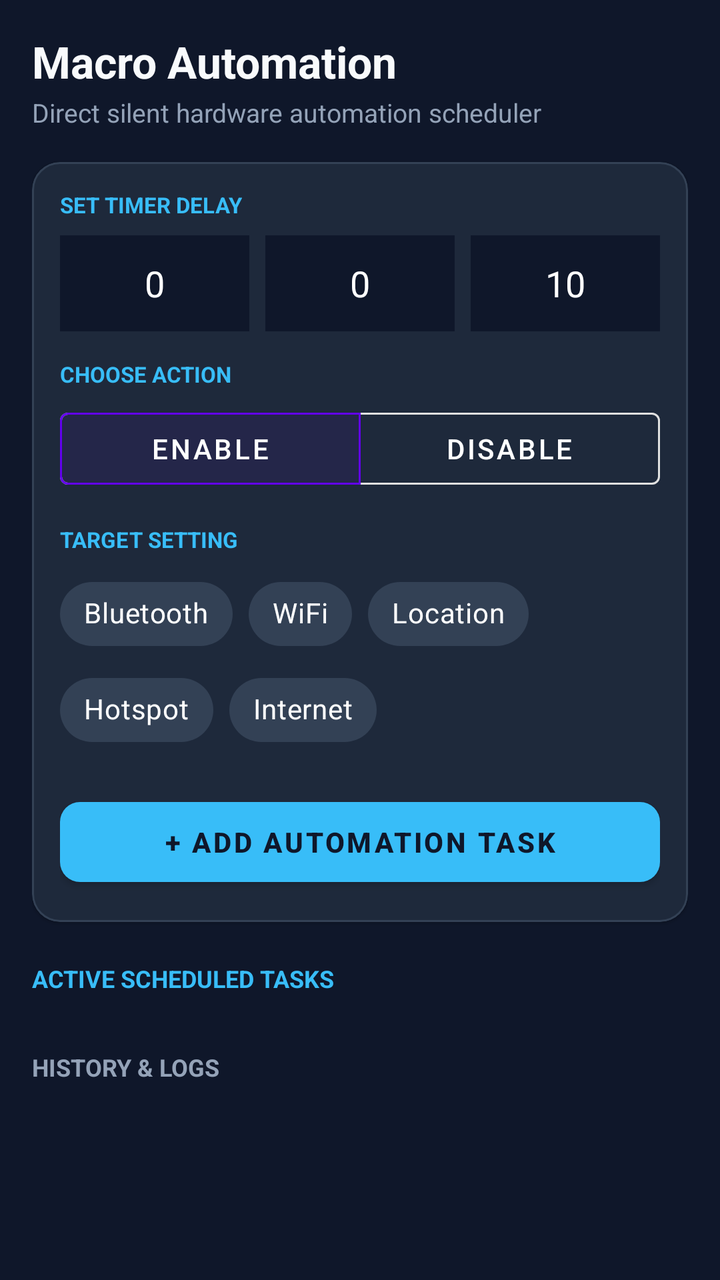
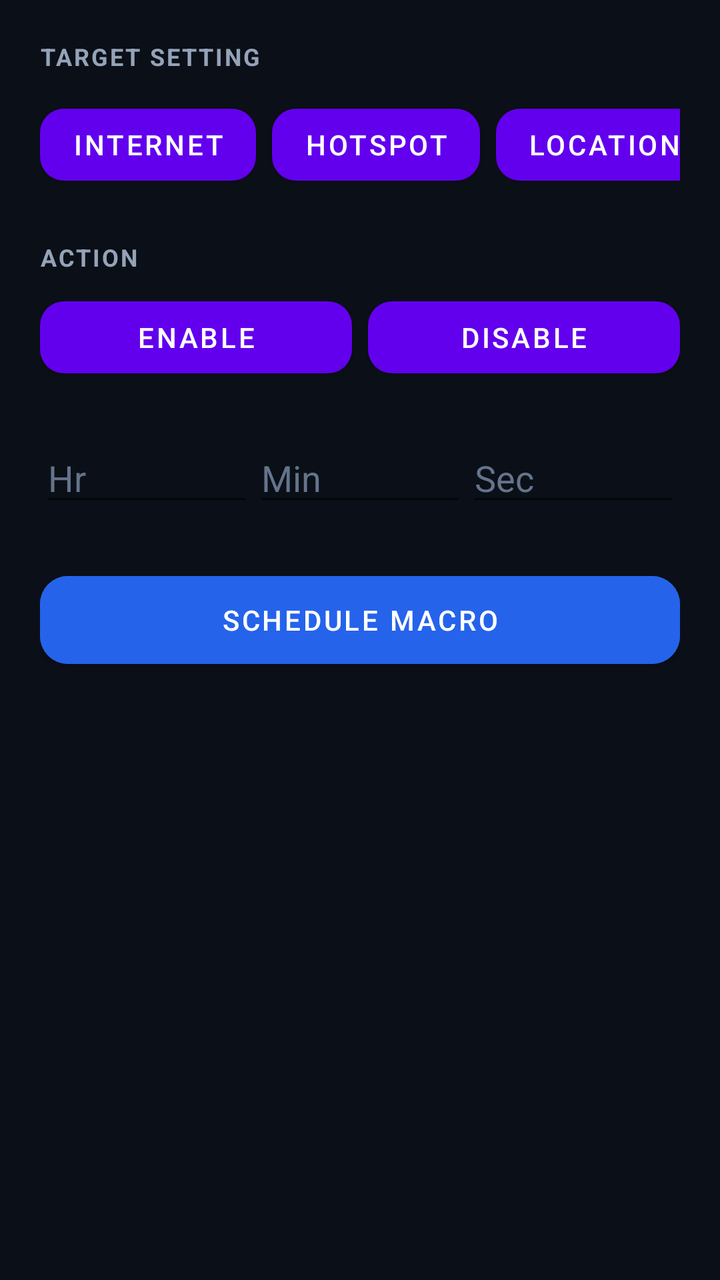

The first picture is an Android layout as it rendered before a commit; the second is the same layout after the commit. The layout source and the unified diff follow.
<!-- AndroidManifest.xml: application theme Theme.MaterialComponents.DayNight.NoActionBar -->
<!-- res/layout/activity_main.xml -->
<?xml version="1.0" encoding="utf-8"?>
<LinearLayout xmlns:android="http://schemas.android.com/apk/res/android"
    xmlns:app="http://schemas.android.com/apk/res-auto"
    android:layout_width="match_parent"
    android:layout_height="match_parent"
    android:background="#0F172A"
    android:orientation="vertical">

    <ScrollView
        android:layout_width="match_parent"
        android:layout_height="match_parent"
        android:fillViewport="true">

        <LinearLayout
            android:layout_width="match_parent"
            android:layout_height="wrap_content"
            android:orientation="vertical"
            android:padding="16dp">

            <TextView
                android:layout_width="wrap_content"
                android:layout_height="wrap_content"
                android:text="Macro Automation"
                android:textColor="#F8FAFC"
                android:textSize="22sp"
                android:textStyle="bold" />

            <TextView
                android:layout_width="wrap_content"
                android:layout_height="wrap_content"
                android:layout_marginTop="2dp"
                android:text="Direct silent hardware automation scheduler"
                android:textColor="#94A3B8"
                android:textSize="13sp" />

            
            <com.google.android.material.card.MaterialCardView
                android:layout_width="match_parent"
                android:layout_height="wrap_content"
                android:layout_marginTop="16dp"
                app:cardBackgroundColor="#1E293B"
                app:cardCornerRadius="14dp"
                app:strokeColor="#334155"
                app:strokeWidth="1dp">

                <LinearLayout
                    android:layout_width="match_parent"
                    android:layout_height="wrap_content"
                    android:orientation="vertical"
                    android:padding="14dp">

                    <TextView
                        android:layout_width="wrap_content"
                        android:layout_height="wrap_content"
                        android:text="SET TIMER DELAY"
                        android:textColor="#38BDF8"
                        android:textSize="11sp"
                        android:textStyle="bold" />

                    <LinearLayout
                        android:layout_width="match_parent"
                        android:layout_height="wrap_content"
                        android:layout_marginTop="8dp"
                        android:orientation="horizontal"
                        android:weightSum="3">

                        <EditText
                            android:id="@+id/etHours"
                            android:layout_width="0dp"
                            android:layout_height="48dp"
                            android:layout_marginEnd="4dp"
                            android:layout_weight="1"
                            android:background="#0F172A"
                            android:gravity="center"
                            android:hint="Hr"
                            android:inputType="number"
                            android:text="0"
                            android:textColor="#FFF"
                            android:textColorHint="#64748B" />

                        <EditText
                            android:id="@+id/etMinutes"
                            android:layout_width="0dp"
                            android:layout_height="48dp"
                            android:layout_marginHorizontal="4dp"
                            android:layout_weight="1"
                            android:background="#0F172A"
                            android:gravity="center"
                            android:hint="Min"
                            android:inputType="number"
                            android:text="0"
                            android:textColor="#FFF"
                            android:textColorHint="#64748B" />

                        <EditText
                            android:id="@+id/etSeconds"
                            android:layout_width="0dp"
                            android:layout_height="48dp"
                            android:layout_marginStart="4dp"
                            android:layout_weight="1"
                            android:background="#0F172A"
                            android:gravity="center"
                            android:hint="Sec"
                            android:inputType="number"
                            android:text="10"
                            android:textColor="#FFF"
                            android:textColorHint="#64748B" />
                    </LinearLayout>

                    <TextView
                        android:layout_width="wrap_content"
                        android:layout_height="wrap_content"
                        android:layout_marginTop="14dp"
                        android:text="CHOOSE ACTION"
                        android:textColor="#38BDF8"
                        android:textSize="11sp"
                        android:textStyle="bold" />

                    <com.google.android.material.button.MaterialButtonToggleGroup
                        android:id="@+id/toggleActionGroup"
                        android:layout_width="match_parent"
                        android:layout_height="wrap_content"
                        android:layout_marginTop="6dp"
                        app:checkedButton="@id/btnActionEnable"
                        app:singleSelection="true">

                        <com.google.android.material.button.MaterialButton
                            android:id="@+id/btnActionEnable"
                            style="@style/Widget.MaterialComponents.Button.OutlinedButton"
                            android:layout_width="0dp"
                            android:layout_height="wrap_content"
                            android:layout_weight="1"
                            android:text="Enable"
                            android:textColor="#FFF" />

                        <com.google.android.material.button.MaterialButton
                            android:id="@+id/btnActionDisable"
                            style="@style/Widget.MaterialComponents.Button.OutlinedButton"
                            android:layout_width="0dp"
                            android:layout_height="wrap_content"
                            android:layout_weight="1"
                            android:text="Disable"
                            android:textColor="#FFF" />
                    </com.google.android.material.button.MaterialButtonToggleGroup>

                    <TextView
                        android:layout_width="wrap_content"
                        android:layout_height="wrap_content"
                        android:layout_marginTop="14dp"
                        android:text="TARGET SETTING"
                        android:textColor="#38BDF8"
                        android:textSize="11sp"
                        android:textStyle="bold" />

                    <com.google.android.material.chip.ChipGroup
                        android:id="@+id/chipGroupSettings"
                        android:layout_width="match_parent"
                        android:layout_height="wrap_content"
                        android:layout_marginTop="6dp"
                        app:singleSelection="true">

                        <com.google.android.material.chip.Chip
                            android:id="@+id/chipBluetooth"
                            style="@style/Widget.MaterialComponents.Chip.Choice"
                            android:layout_width="wrap_content"
                            android:layout_height="wrap_content"
                            android:checked="true"
                            android:text="Bluetooth"
                            android:textColor="#FFF"
                            app:chipBackgroundColor="#334155" />

                        <com.google.android.material.chip.Chip
                            android:id="@+id/chipWifi"
                            style="@style/Widget.MaterialComponents.Chip.Choice"
                            android:layout_width="wrap_content"
                            android:layout_height="wrap_content"
                            android:text="WiFi"
                            android:textColor="#FFF"
                            app:chipBackgroundColor="#334155" />

                        <com.google.android.material.chip.Chip
                            android:id="@+id/chipLocation"
                            style="@style/Widget.MaterialComponents.Chip.Choice"
                            android:layout_width="wrap_content"
                            android:layout_height="wrap_content"
                            android:text="Location"
                            android:textColor="#FFF"
                            app:chipBackgroundColor="#334155" />

                        <com.google.android.material.chip.Chip
                            android:id="@+id/chipHotspot"
                            style="@style/Widget.MaterialComponents.Chip.Choice"
                            android:layout_width="wrap_content"
                            android:layout_height="wrap_content"
                            android:text="Hotspot"
                            android:textColor="#FFF"
                            app:chipBackgroundColor="#334155" />

                        <com.google.android.material.chip.Chip
                            android:id="@+id/chipInternet"
                            style="@style/Widget.MaterialComponents.Chip.Choice"
                            android:layout_width="wrap_content"
                            android:layout_height="wrap_content"
                            android:text="Internet"
                            android:textColor="#FFF"
                            app:chipBackgroundColor="#334155" />
                    </com.google.android.material.chip.ChipGroup>

                    <com.google.android.material.button.MaterialButton
                        android:id="@+id/btnSchedule"
                        android:layout_width="match_parent"
                        android:layout_height="52dp"
                        android:layout_marginTop="16dp"
                        android:text="+ Add Automation Task"
                        android:textColor="#0F172A"
                        android:textStyle="bold"
                        app:backgroundTint="#38BDF8"
                        app:cornerRadius="10dp" />

                </LinearLayout>
            </com.google.android.material.card.MaterialCardView>

            
            <TextView
                android:layout_width="wrap_content"
                android:layout_height="wrap_content"
                android:layout_marginTop="20dp"
                android:text="ACTIVE SCHEDULED TASKS"
                android:textColor="#38BDF8"
                android:textSize="12sp"
                android:textStyle="bold" />

            <LinearLayout
                android:id="@+id/layoutOngoingTasks"
                android:layout_width="match_parent"
                android:layout_height="wrap_content"
                android:layout_marginTop="8dp"
                android:orientation="vertical" />

            
            <TextView
                android:layout_width="wrap_content"
                android:layout_height="wrap_content"
                android:layout_marginTop="20dp"
                android:text="HISTORY &amp; LOGS"
                android:textColor="#94A3B8"
                android:textSize="12sp"
                android:textStyle="bold" />

            <LinearLayout
                android:id="@+id/layoutHistoryTasks"
                android:layout_width="match_parent"
                android:layout_height="wrap_content"
                android:layout_marginTop="8dp"
                android:orientation="vertical" />

        </LinearLayout>
    </ScrollView>
</LinearLayout>
<!-- resources referenced by this layout -->
<resources>

</resources>

<!-- the commit's change to res/layout/activity_main.xml (unified diff, before → after) -->
@@ -1,259 +1,173 @@
 <?xml version="1.0" encoding="utf-8"?>
-<LinearLayout xmlns:android="http://schemas.android.com/apk/res/android"
+<ScrollView xmlns:android="http://schemas.android.com/apk/res/android"
     xmlns:app="http://schemas.android.com/apk/res-auto"
     android:layout_width="match_parent"
     android:layout_height="match_parent"
-    android:background="#0F172A"
-    android:orientation="vertical">
+    android:background="#0B0F17"
+    android:fillViewport="true">
 
-    <ScrollView
+    <LinearLayout
         android:layout_width="match_parent"
-        android:layout_height="match_parent"
-        android:fillViewport="true">
+        android:layout_height="wrap_content"
+        android:orientation="vertical"
+        android:padding="20dp">
+
+        
+        <TextView
+            android:layout_width="wrap_content"
+            android:layout_height="wrap_content"
+            android:text="TARGET SETTING"
+            android:textColor="#94A3B8"
+            android:textSize="12sp"
+            android:textStyle="bold"
+            android:letterSpacing="0.08"
+            android:layout_marginBottom="12dp" />
+
+        <HorizontalScrollView
+            android:layout_width="match_parent"
+            android:layout_height="wrap_content"
+            android:scrollbars="none"
+            android:layout_marginBottom="24dp">
+
+            <LinearLayout
+                android:layout_width="wrap_content"
+                android:layout_height="wrap_content"
+                android:orientation="horizontal">
+
+                <com.google.android.material.button.MaterialButton
+                    android:id="@+id/btnTargetInternet"
+                    android:layout_width="wrap_content"
+                    android:layout_height="wrap_content"
+                    android:layout_marginEnd="8dp"
+                    android:text="Internet"
+                    app:cornerRadius="12dp" />
+
+                <com.google.android.material.button.MaterialButton
+                    android:id="@+id/btnTargetHotspot"
+                    android:layout_width="wrap_content"
+                    android:layout_height="wrap_content"
+                    android:layout_marginEnd="8dp"
+                    android:text="Hotspot"
+                    app:cornerRadius="12dp" />
+
+                <com.google.android.material.button.MaterialButton
+                    android:id="@+id/btnTargetLocation"
+                    android:layout_width="wrap_content"
+                    android:layout_height="wrap_content"
+                    android:layout_marginEnd="8dp"
+                    android:text="Location"
+                    app:cornerRadius="12dp" />
+
+                <com.google.android.material.button.MaterialButton
+                    android:id="@+id/btnTargetBluetooth"
+                    android:layout_width="wrap_content"
+                    android:layout_height="wrap_content"
+                    android:layout_marginEnd="8dp"
+                    android:text="Bluetooth"
+                    app:cornerRadius="12dp" />
+
+                <com.google.android.material.button.MaterialButton
+                    android:id="@+id/btnTargetSound"
+                    android:layout_width="wrap_content"
+                    android:layout_height="wrap_content"
+                    android:text="Sound"
+                    app:cornerRadius="12dp" />
+            </LinearLayout>
+        </HorizontalScrollView>
+
+        
+        <TextView
+            android:layout_width="wrap_content"
+            android:layout_height="wrap_content"
+            android:text="ACTION"
+            android:textColor="#94A3B8"
+            android:textSize="12sp"
+            android:textStyle="bold"
+            android:letterSpacing="0.08"
+            android:layout_marginBottom="8dp" />
+
+        
+        <TextView
+            android:id="@+id/tvActionRestrictionNotice"
+            android:layout_width="match_parent"
+            android:layout_height="wrap_content"
+            android:background="#2E1014"
+            android:textColor="#FCA5A5"
+            android:padding="10dp"
+            android:textSize="12sp"
+            android:visibility="gone"
+            android:layout_marginBottom="12dp" />
 
         <LinearLayout
             android:layout_width="match_parent"
             android:layout_height="wrap_content"
-            android:orientation="vertical"
-            android:padding="16dp">
+            android:orientation="horizontal"
+            android:layout_marginBottom="24dp">
 
-            <TextView
-                android:layout_width="wrap_content"
+            <com.google.android.material.button.MaterialButton
+                android:id="@+id/btnActionEnable"
+                android:layout_width="0dp"
                 android:layout_height="wrap_content"
-                android:text="Macro Automation"
-                android:textColor="#F8FAFC"
-                android:textSize="22sp"
-                android:textStyle="bold" />
+                android:layout_weight="1"
+                android:layout_marginEnd="8dp"
+                android:text="Enable"
+                app:cornerRadius="12dp" />
 
-            <TextView
-                android:layout_width="wrap_content"
+            <com.google.android.material.button.MaterialButton
+                android:id="@+id/btnActionDisable"
+                android:layout_width="0dp"
                 android:layout_height="wrap_content"
-                android:layout_marginTop="2dp"
-                android:text="Direct silent hardware automation scheduler"
-                android:textColor="#94A3B8"
-                android:textSize="13sp" />
+                android:layout_weight="1"
+                android:text="Disable"
+                app:cornerRadius="12dp" />
+        </LinearLayout>
 
-            
-            <com.google.android.material.card.MaterialCardView
-                android:layout_width="match_parent"
+        
+        <LinearLayout
+            android:layout_width="match_parent"
+            android:layout_height="wrap_content"
+            android:orientation="horizontal"
+            android:layout_marginBottom="24dp">
+
+            <EditText
+                android:id="@+id/etHours"
+                android:layout_width="0dp"
                 android:layout_height="wrap_content"
-                android:layout_marginTop="16dp"
-                app:cardBackgroundColor="#1E293B"
-                app:cardCornerRadius="14dp"
-                app:strokeColor="#334155"
-                app:strokeWidth="1dp">
+                android:layout_weight="1"
+                android:hint="Hr"
+                android:inputType="number"
+                android:textColor="#FFFFFF"
+                android:textColorHint="#64748B" />
 
-                <LinearLayout
-                    android:layout_width="match_parent"
-                    android:layout_height="wrap_content"
-                    android:orientation="vertical"
-                    android:padding="14dp">
+            <EditText
+                android:id="@+id/etMinutes"
+                android:layout_width="0dp"
+                android:layout_height="wrap_content"
+                android:layout_weight="1"
+                android:hint="Min"
+                android:inputType="number"
+                android:textColor="#FFFFFF"
+                android:textColorHint="#64748B" />
 
-                    <TextView
-                        android:layout_width="wrap_content"
-                        android:layout_height="wrap_content"
-                        android:text="SET TIMER DELAY"
-                        android:textColor="#38BDF8"
-                        android:textSize="11sp"
-                        android:textStyle="bold" />
+            <EditText
+                android:id="@+id/etSeconds"
+                android:layout_width="0dp"
+                android:layout_height="wrap_content"
+                android:layout_weight="1"
+                android:hint="Sec"
+                android:inputType="number"
+                android:textColor="#FFFFFF"
+                android:textColorHint="#64748B" />
+        </LinearLayout>
 
-                    <LinearLayout
-                        android:layout_width="match_parent"
-                        android:layout_height="wrap_content"
-                        android:layout_marginTop="8dp"
-                        android:orientation="horizontal"
-                        android:weightSum="3">
+        
+        <com.google.android.material.button.MaterialButton
+            android:id="@+id/btnScheduleTask"
+            android:layout_width="match_parent"
+            android:layout_height="56dp"
+            android:text="Schedule Macro"
+            app:cornerRadius="14dp"
+            android:backgroundTint="#2563EB" />
 
-                        <EditText
-                            android:id="@+id/etHours"
-                            android:layout_width="0dp"
-                            android:layout_height="48dp"
-                            android:layout_marginEnd="4dp"
-                            android:layout_weight="1"
-                            android:background="#0F172A"
-                            android:gravity="center"
-                            android:hint="Hr"
-                            android:inputType="number"
-                            android:text="0"
-                            android:textColor="#FFF"
-                            android:textColorHint="#64748B" />
-
-                        <EditText
-                            android:id="@+id/etMinutes"
-                            android:layout_width="0dp"
-                            android:layout_height="48dp"
-                            android:layout_marginHorizontal="4dp"
-                            android:layout_weight="1"
-                            android:background="#0F172A"
-                            android:gravity="center"
-                            android:hint="Min"
-                            android:inputType="number"
-                            android:text="0"
-                            android:textColor="#FFF"
-                            android:textColorHint="#64748B" />
-
-                        <EditText
-                            android:id="@+id/etSeconds"
-                            android:layout_width="0dp"
-                            android:layout_height="48dp"
-                            android:layout_marginStart="4dp"
-                            android:layout_weight="1"
-                            android:background="#0F172A"
-                            android:gravity="center"
-                            android:hint="Sec"
-                            android:inputType="number"
-                            android:text="10"
-                            android:textColor="#FFF"
-                            android:textColorHint="#64748B" />
-                    </LinearLayout>
-
-                    <TextView
-                        android:layout_width="wrap_content"
-                        android:layout_height="wrap_content"
-                        android:layout_marginTop="14dp"
-                        android:text="CHOOSE ACTION"
-                        android:textColor="#38BDF8"
-                        android:textSize="11sp"
-                        android:textStyle="bold" />
-
-                    <com.google.android.material.button.MaterialButtonToggleGroup
-                        android:id="@+id/toggleActionGroup"
-                        android:layout_width="match_parent"
-                        android:layout_height="wrap_content"
-                        android:layout_marginTop="6dp"
-                        app:checkedButton="@id/btnActionEnable"
-                        app:singleSelection="true">
-
-                        <com.google.android.material.button.MaterialButton
-                            android:id="@+id/btnActionEnable"
-                            style="@style/Widget.MaterialComponents.Button.OutlinedButton"
-                            android:layout_width="0dp"
-                            android:layout_height="wrap_content"
-                            android:layout_weight="1"
-                            android:text="Enable"
-                            android:textColor="#FFF" />
-
-                        <com.google.android.material.button.MaterialButton
-                            android:id="@+id/btnActionDisable"
-                            style="@style/Widget.MaterialComponents.Button.OutlinedButton"
-                            android:layout_width="0dp"
-                            android:layout_height="wrap_content"
-                            android:layout_weight="1"
-                            android:text="Disable"
-                            android:textColor="#FFF" />
-                    </com.google.android.material.button.MaterialButtonToggleGroup>
-
-                    <TextView
-                        android:layout_width="wrap_content"
-                        android:layout_height="wrap_content"
-                        android:layout_marginTop="14dp"
-                        android:text="TARGET SETTING"
-                        android:textColor="#38BDF8"
-                        android:textSize="11sp"
-                        android:textStyle="bold" />
-
-                    <com.google.android.material.chip.ChipGroup
-                        android:id="@+id/chipGroupSettings"
-                        android:layout_width="match_parent"
-                        android:layout_height="wrap_content"
-                        android:layout_marginTop="6dp"
-                        app:singleSelection="true">
-
-                        <com.google.android.material.chip.Chip
-                            android:id="@+id/chipBluetooth"
-                            style="@style/Widget.MaterialComponents.Chip.Choice"
-                            android:layout_width="wrap_content"
-                            android:layout_height="wrap_content"
-                            android:checked="true"
-                            android:text="Bluetooth"
-                            android:textColor="#FFF"
-                            app:chipBackgroundColor="#334155" />
-
-                        <com.google.android.material.chip.Chip
-                            android:id="@+id/chipWifi"
-                            style="@style/Widget.MaterialComponents.Chip.Choice"
-                            android:layout_width="wrap_content"
-                            android:layout_height="wrap_content"
-                            android:text="WiFi"
-                            android:textColor="#FFF"
-                            app:chipBackgroundColor="#334155" />
-
-                        <com.google.android.material.chip.Chip
-                            android:id="@+id/chipLocation"
-                            style="@style/Widget.MaterialComponents.Chip.Choice"
-                            android:layout_width="wrap_content"
-                            android:layout_height="wrap_content"
-                            android:text="Location"
-                            android:textColor="#FFF"
-                            app:chipBackgroundColor="#334155" />
-
-                        <com.google.android.material.chip.Chip
-                            android:id="@+id/chipHotspot"
-                            style="@style/Widget.MaterialComponents.Chip.Choice"
-                            android:layout_width="wrap_content"
-                            android:layout_height="wrap_content"
-                            android:text="Hotspot"
-                            android:textColor="#FFF"
-                            app:chipBackgroundColor="#334155" />
-
-                        <com.google.android.material.chip.Chip
-                            android:id="@+id/chipInternet"
-                            style="@style/Widget.MaterialComponents.Chip.Choice"
-                            android:layout_width="wrap_content"
-                            android:layout_height="wrap_content"
-                            android:text="Internet"
-                            android:textColor="#FFF"
-                            app:chipBackgroundColor="#334155" />
-                    </com.google.android.material.chip.ChipGroup>
-
-                    <com.google.android.material.button.MaterialButton
-                        android:id="@+id/btnSchedule"
-                        android:layout_width="match_parent"
-                        android:layout_height="52dp"
-                        android:layout_marginTop="16dp"
-                        android:text="+ Add Automation Task"
-                        android:textColor="#0F172A"
-                        android:textStyle="bold"
-                        app:backgroundTint="#38BDF8"
-                        app:cornerRadius="10dp" />
-
-                </LinearLayout>
-            </com.google.android.material.card.MaterialCardView>
-
-            
-            <TextView
-                android:layout_width="wrap_content"
-                android:layout_height="wrap_content"
-                android:layout_marginTop="20dp"
-                android:text="ACTIVE SCHEDULED TASKS"
-                android:textColor="#38BDF8"
-                android:textSize="12sp"
-                android:textStyle="bold" />
-
-            <LinearLayout
-                android:id="@+id/layoutOngoingTasks"
-                android:layout_width="match_parent"
-                android:layout_height="wrap_content"
-                android:layout_marginTop="8dp"
-                android:orientation="vertical" />
-
-            
-            <TextView
-                android:layout_width="wrap_content"
-                android:layout_height="wrap_content"
-                android:layout_marginTop="20dp"
-                android:text="HISTORY &amp; LOGS"
-                android:textColor="#94A3B8"
-                android:textSize="12sp"
-                android:textStyle="bold" />
-
-            <LinearLayout
-                android:id="@+id/layoutHistoryTasks"
-                android:layout_width="match_parent"
-                android:layout_height="wrap_content"
-                android:layout_marginTop="8dp"
-                android:orientation="vertical" />
-
-        </LinearLayout>
-    </ScrollView>
-</LinearLayout>
+    </LinearLayout>
+</ScrollView>
